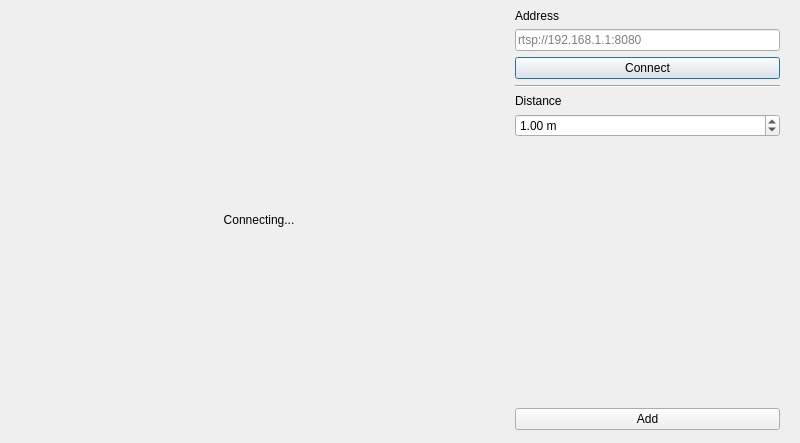
The window that social-distancing-v2/gui/ui/add_camera_dialog.ui (pischule/uni) describes before a commit, drawn with Qt 5.
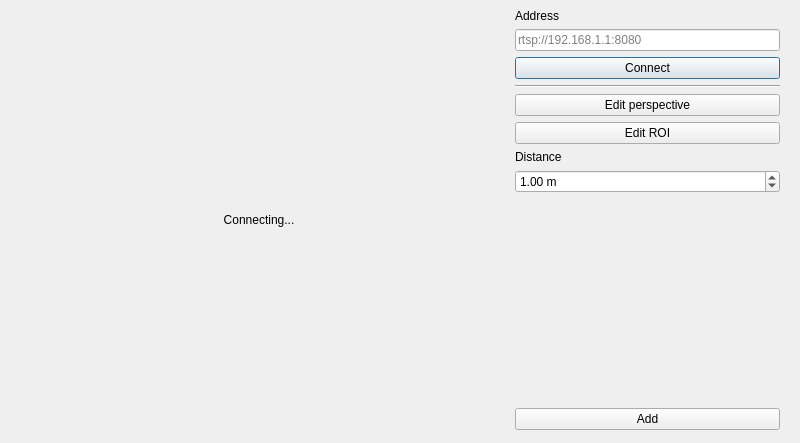
The same window after the commit.

```diff
--- a/social-distancing-v2/gui/ui/add_camera_dialog.ui
+++ b/social-distancing-v2/gui/ui/add_camera_dialog.ui
@@ -93,6 +93,20 @@
         </property>
        </widget>
       </item>
+      <item>
+       <widget class="QPushButton" name="pushButton">
+        <property name="text">
+         <string>Edit perspective</string>
+        </property>
+       </widget>
+      </item>
+      <item>
+       <widget class="QPushButton" name="pushButton_2">
+        <property name="text">
+         <string>Edit ROI</string>
+        </property>
+       </widget>
+      </item>
       <item>
        <widget class="QLabel" name="label_2">
         <property name="text">
```
